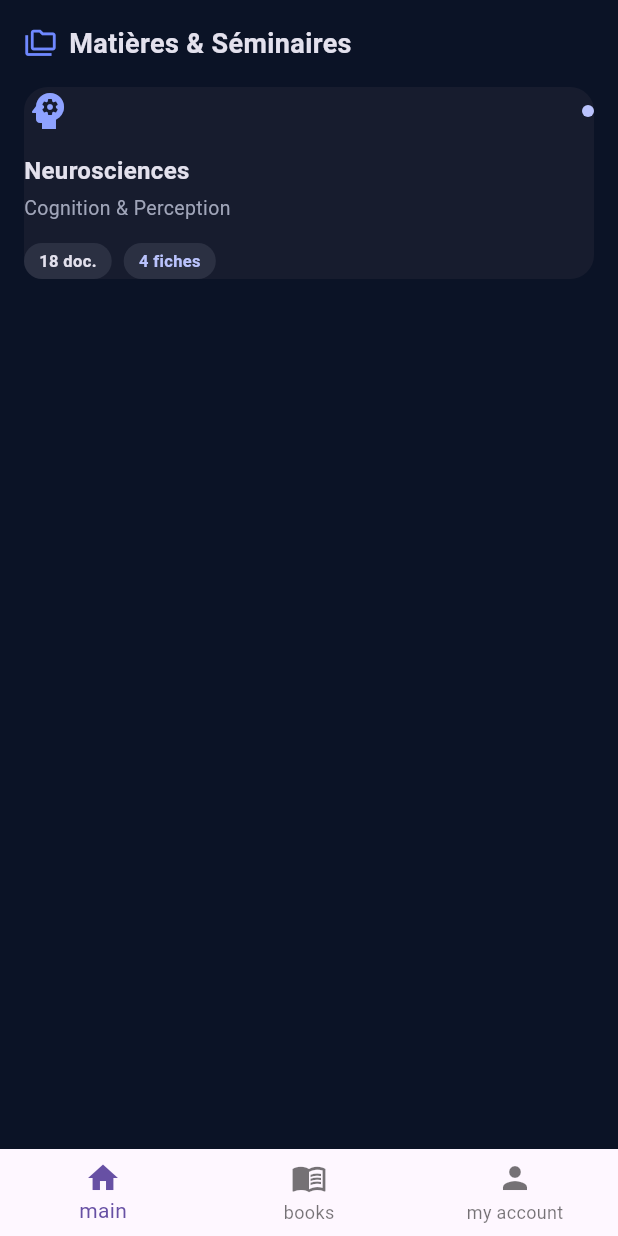
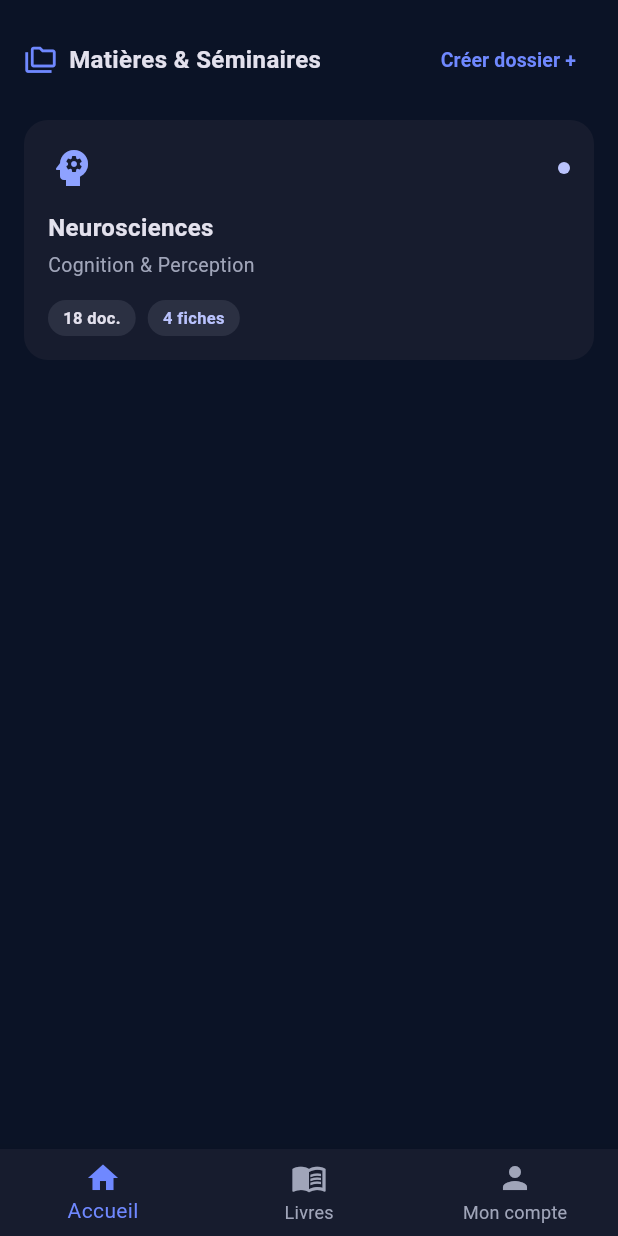
Before and after one commit to oussamaelyaakoubi24-hash/bibliotheque_numerique, a Flutter app: the screen it shows after launch, on a phone screen of 412 x 824 dp. Run offline on Flutter 3.47's test engine with Material 3 defaults, Android fonts, the phone set to English and light mode, and no system bars.

Commit message:
feat(ui): ajout du theme sombre, catalogue PDF, ecran de lecture et correction de MainScreen

```diff
--- a/lib/presentation/screen/home_screen.dart
+++ b/lib/presentation/screen/home_screen.dart
@@ -30,11 +30,11 @@ class _HomeScreenState extends State<HomeScreen> {
           });
         },
         items: const [
-          BottomNavigationBarItem(icon: Icon(Icons.home), label: 'main'),
-          BottomNavigationBarItem(icon: Icon(Icons.menu_book), label: 'books'),
+          BottomNavigationBarItem(icon: Icon(Icons.home), label: 'Accueil'),
+          BottomNavigationBarItem(icon: Icon(Icons.menu_book), label: 'Livres'),
           BottomNavigationBarItem(
             icon: Icon(Icons.person),
-            label: 'my account',
+            label: 'Mon compte',
           ),
         ],
       ),
--- a/lib/presentation/screen/main_screen.dart
+++ b/lib/presentation/screen/main_screen.dart
@@ -20,7 +20,8 @@ class MainScreen extends StatelessWidget {
                 child: Row(
                   mainAxisAlignment: MainAxisAlignment.spaceBetween,
                   children: [
-                    Row(
+                    Expanded(
+                      child: Row(
                         children: const [
                           Icon(
                             Icons.folder_copy_outlined,
@@ -28,22 +29,60 @@ class MainScreen extends StatelessWidget {
                             size: 22,
                           ),
                           SizedBox(width: 8),
-                        Text(
+                          Flexible(
+                            child: Text(
                               'Matières & Séminaires',
+                              overflow: TextOverflow.ellipsis,
                               style: TextStyle(
                                 color: Color(0xFFE3E1ED),
-                            fontSize: 18,
+                                fontSize: 16,
                                 fontWeight: FontWeight.bold,
                               ),
                             ),
+                          ),
                         ],
+                      ),
+                    ),
+                    TextButton(
+                      onPressed: () {
+                        showDialog(
+                          context: context,
+                          builder: (context) => AlertDialog(
+                            backgroundColor: const Color(0xFF171C2E),
+                            title: const Text('Nouveau dossier'),
+                            content: const TextField(
+                              decoration: InputDecoration(
+                                hintText: 'Nom de la matière...',
+                              ),
+                            ),
+                            actions: [
+                              TextButton(
+                                onPressed: () => Navigator.pop(context),
+                                child: const Text('Annuler'),
+                              ),
+                              TextButton(
+                                onPressed: () => Navigator.pop(context),
+                                child: const Text('Créer'),
+                              ),
+                            ],
+                          ),
+                        );
+                      },
+                      child: const Text(
+                        'Créer dossier +',
+                        style: TextStyle(
+                          color: Color(0xFF6F88FF),
+                          fontSize: 13,
+                          fontWeight: FontWeight.w600,
+                        ),
+                      ),
                     ),
                   ],
                 ),
               ),
               Container(
                 margin: const EdgeInsets.symmetric(horizontal: 16),
-
+                padding: const EdgeInsets.all(16),
                 width: double.infinity,
                 decoration: BoxDecoration(
                   color: const Color(0xFF171C2E),
@@ -93,7 +132,7 @@ class MainScreen extends StatelessWidget {
                           decoration: BoxDecoration(
                             color: const Color(0xFF2B3042),
                             borderRadius: BorderRadius.circular(20),
-                          ), //date
+                          ), //nombre dyal document
                           child: const Text(
                             '18 doc.',
                             style: TextStyle(
--- a/lib/presentation/screen/splash_screen.dart
+++ b/lib/presentation/screen/splash_screen.dart
@@ -6,6 +6,7 @@ class _SplashScreenState extends State<SplashScreen> {
   @override
   void initState() {
     super.initState();
+    if (!mounted) return;
     Future.delayed(const Duration(seconds: 3), () {
       Navigator.pushReplacement(
         context,
@@ -23,7 +24,7 @@ class _SplashScreenState extends State<SplashScreen> {
           child: Column(
             children: [
               const SizedBox(height: 150),
-              Image.asset('images/images.jpg', width: 200, height: 200),
+              Image.asset('images/images.png', width: 200, height: 200),
               const Text('BIFSO', style: TextStyle(fontSize: 24)),
               const SizedBox(height: 10),
               const Text(
--- a/pubspec.yaml
+++ b/pubspec.yaml
@@ -57,7 +57,7 @@ flutter:
   # the material Icons class.
   uses-material-design: true
   assets:
-    - images/images.jpg
+    - images/images.png
   #   - images/a_dot_ham.jpeg
 
   # An image asset can refer to one or more resolution-specific "variants", see
```
Also changed, not shown: lib/main.dart (+9 -1 lines), lib/presentation/widgets/catalog_grid.dart (+27 -53 lines), images/images.jpg (deleted), images/images.png (added). Lines whose indentation alone changed are shown as unchanged.
